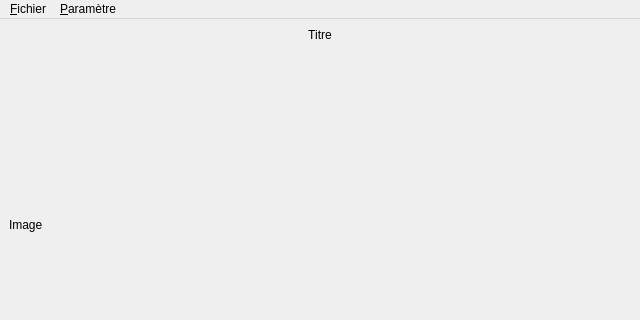
Old version of the form V1/lecteurvue.ui in the repository Feror-BotMaker/SAE201-Diaporama; both pictures show x 0 to 640 and y 0 to 320 of the 640 by 480 pixel window.
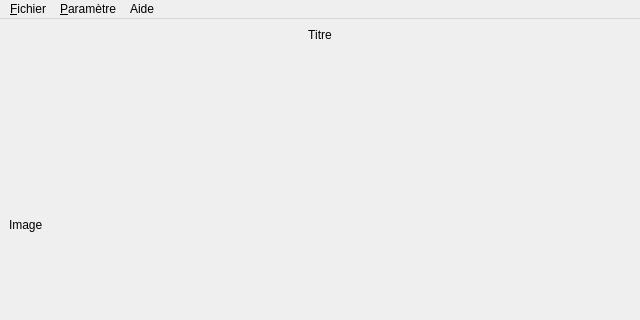
New version of the form.

Commit message: Ajout du menu 'Aide' dans la barre de Menu, il le faudra pour la suite

Patch:
```diff
--- a/V1/lecteurvue.ui
+++ b/V1/lecteurvue.ui
@@ -122,8 +122,15 @@
     <addaction name="actionEnlever_diaporama"/>
     <addaction name="menuVItesse_de_d_filement"/>
    </widget>
+   <widget class="QMenu" name="menuAide">
+    <property name="title">
+     <string>Aide</string>
+    </property>
+    <addaction name="action_propos_de"/>
+   </widget>
    <addaction name="menu_Fichier"/>
    <addaction name="menuParam_tre"/>
+   <addaction name="menuAide"/>
   </widget>
   <widget class="QStatusBar" name="statusbar"/>
   <action name="action_quitter">
```
Left out of the diff: 5 changed lines with no effect on the pictures.
